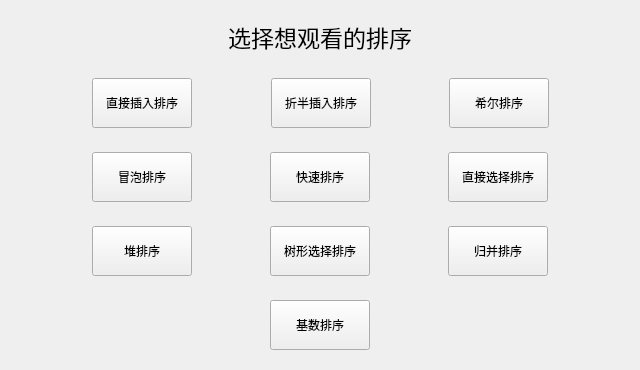
Above: singlechoosescene.ui from asideeeee/Various-Sorting-Visualizations before the change. Below: the same form after it.
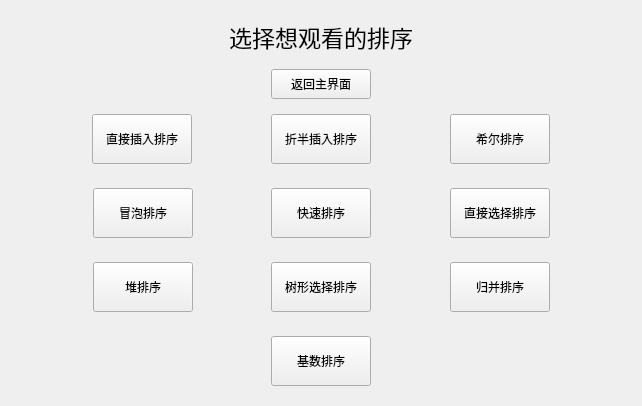
That is the form after the change.

Commit message: 完善了按钮界面.测试数据存储于setcase窗口内.

Patch:
```diff
--- a/singlechoosescene.ui
+++ b/singlechoosescene.ui
@@ -6,8 +6,8 @@
    <rect>
     <x>0</x>
     <y>0</y>
-    <width>640</width>
-    <height>360</height>
+    <width>642</width>
+    <height>357</height>
    </rect>
   </property>
   <property name="windowTitle">
@@ -83,24 +83,60 @@
      </layout>
     </widget>
    </item>
-   <item>
-    <spacer name="verticalSpacer_3">
-     <property name="orientation">
-      <enum>Qt::Vertical</enum>
-     </property>
-     <property name="sizeHint" stdset="0">
-      <size>
-       <width>20</width>
-       <height>25</height>
-      </size>
-     </property>
-    </spacer>
-   </item>
    <item>
     <layout class="QVBoxLayout" name="verticalLayout">
      <property name="sizeConstraint">
       <enum>QLayout::SetDefaultConstraint</enum>
      </property>
+     <item>
+      <layout class="QHBoxLayout" name="horizontalLayout_6">
+       <item>
+        <spacer name="horizontalSpacer_17">
+         <property name="orientation">
+          <enum>Qt::Horizontal</enum>
+         </property>
+         <property name="sizeHint" stdset="0">
+          <size>
+           <width>40</width>
+           <height>20</height>
+          </size>
+         </property>
+        </spacer>
+       </item>
+       <item>
+        <widget class="QPushButton" name="backToMainBtn">
+         <property name="sizePolicy">
+          <sizepolicy hsizetype="Preferred" vsizetype="Preferred">
+           <horstretch>0</horstretch>
+           <verstretch>0</verstretch>
+          </sizepolicy>
+         </property>
+         <property name="minimumSize">
+          <size>
+           <width>100</width>
+           <height>30</height>
+          </size>
+         </property>
+         <property name="text">
+          <string>返回主界面</string>
+         </property>
+        </widget>
+       </item>
+       <item>
+        <spacer name="horizontalSpacer_18">
+         <property name="orientation">
+          <enum>Qt::Horizontal</enum>
+         </property>
+         <property name="sizeHint" stdset="0">
+          <size>
+           <width>40</width>
+           <height>20</height>
+          </size>
+         </property>
+        </spacer>
+       </item>
+      </layout>
+     </item>
      <item>
       <widget class="QWidget" name="widget_1" native="true">
        <layout class="QHBoxLayout" name="horizontalLayout_2">
@@ -349,6 +385,12 @@
         </item>
         <item>
          <widget class="QPushButton" name="sortButton7">
+          <property name="sizePolicy">
+           <sizepolicy hsizetype="Minimum" vsizetype="Preferred">
+            <horstretch>0</horstretch>
+            <verstretch>0</verstretch>
+           </sizepolicy>
+          </property>
           <property name="minimumSize">
            <size>
             <width>100</width>
@@ -381,6 +423,12 @@
         </item>
         <item>
          <widget class="QPushButton" name="sortButton8">
+          <property name="sizePolicy">
+           <sizepolicy hsizetype="Minimum" vsizetype="Preferred">
+            <horstretch>0</horstretch>
+            <verstretch>0</verstretch>
+           </sizepolicy>
+          </property>
           <property name="minimumSize">
            <size>
             <width>100</width>
@@ -413,6 +461,12 @@
         </item>
         <item>
          <widget class="QPushButton" name="sortButton9">
+          <property name="sizePolicy">
+           <sizepolicy hsizetype="Minimum" vsizetype="Preferred">
+            <horstretch>0</horstretch>
+            <verstretch>0</verstretch>
+           </sizepolicy>
+          </property>
           <property name="minimumSize">
            <size>
             <width>100</width>
@@ -464,6 +518,12 @@
         </item>
         <item>
          <widget class="QPushButton" name="sortButton10">
+          <property name="sizePolicy">
+           <sizepolicy hsizetype="Preferred" vsizetype="Preferred">
+            <horstretch>0</horstretch>
+            <verstretch>0</verstretch>
+           </sizepolicy>
+          </property>
           <property name="minimumSize">
            <size>
             <width>100</width>
```
The commit also changes 7 other files.
